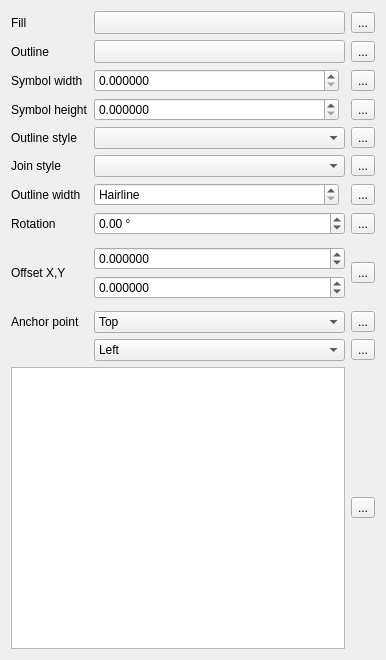
Old version of the form src/ui/symbollayer/widget_ellipse.ui in the repository qgis/QGIS.
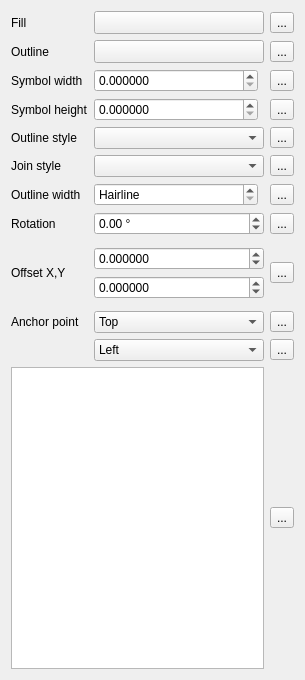
New version of the form. Custom widgets are drawn as their Qt base class.

Diff of the .ui file:
```diff
--- a/src/ui/symbollayer/widget_ellipse.ui
+++ b/src/ui/symbollayer/widget_ellipse.ui
@@ -6,8 +6,8 @@
    <rect>
     <x>0</x>
     <y>0</y>
-    <width>386</width>
-    <height>660</height>
+    <width>305</width>
+    <height>680</height>
    </rect>
   </property>
   <property name="windowTitle">
```
